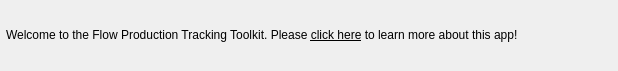
First picture: the form in resources/banner_widget.ui, repository shotgunsoftware/tk-desktop, before the edit.
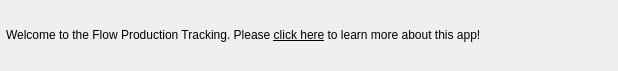
Second picture: the form after the edit. Icons and pictures are not drawn.

```diff
--- a/resources/banner_widget.ui
+++ b/resources/banner_widget.ui
@@ -33,7 +33,7 @@
 border-color: rgb(0, 0, 0);</string>
      </property>
      <property name="text">
-      <string>Welcome to the Flow Production Tracking Toolkit. Please &lt;u&gt;click here&lt;/u&gt; to learn more about this app!</string>
+      <string>Welcome to the Flow Production Tracking. Please &lt;u&gt;click here&lt;/u&gt; to learn more about this app!</string>
      </property>
      <property name="wordWrap">
       <bool>true</bool>
```
